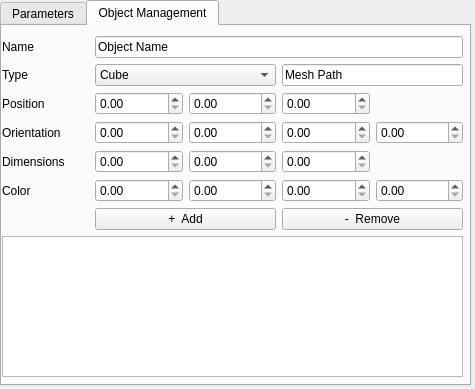
Old version of the form resource/curobo_rviz_panel.ui in the repository Lab-CORO/curobo_rviz.
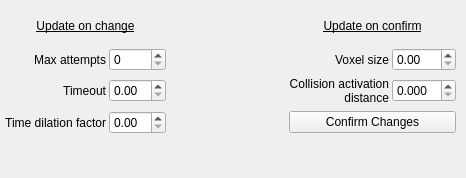
New version of the form.

Diff of the .ui file:
```diff
--- a/resource/curobo_rviz_panel.ui
+++ b/resource/curobo_rviz_panel.ui
@@ -6,29 +6,13 @@
    <rect>
     <x>0</x>
     <y>0</y>
-    <width>475</width>
-    <height>389</height>
+    <width>466</width>
+    <height>178</height>
    </rect>
   </property>
   <property name="windowTitle">
    <string>Form</string>
   </property>
-  <widget class="QTabWidget" name="tabWidget">
-   <property name="geometry">
-    <rect>
-     <x>0</x>
-     <y>0</y>
-     <width>471</width>
-     <height>386</height>
-    </rect>
-   </property>
-   <property name="currentIndex">
-    <number>1</number>
-   </property>
-   <widget class="QWidget" name="tab_2">
-    <attribute name="title">
-     <string>Parameters</string>
-    </attribute>
     <widget class="QWidget" name="gridLayoutWidget">
      <property name="geometry">
       <rect>
@@ -259,7 +243,6 @@
          </font>
         </property>
         <property name="text">
-         <string/>
         </property>
         <property name="wordWrap">
          <bool>true</bool>
@@ -267,172 +250,6 @@
        </widget>
       </item>
      </layout>
-    </widget>
-   </widget>
-   <widget class="QWidget" name="tab">
-    <attribute name="title">
-     <string>Object Management</string>
-    </attribute>
-    <widget class="QWidget" name="layoutWidget">
-     <property name="geometry">
-      <rect>
-       <x>0</x>
-       <y>10</y>
-       <width>461</width>
-       <height>341</height>
-      </rect>
-     </property>
-     <layout class="QGridLayout" name="gridLayout_2">
-      <item row="0" column="0">
-       <widget class="QLabel" name="labelName">
-        <property name="text">
-         <string>Name</string>
-        </property>
-       </widget>
-      </item>
-      <item row="0" column="1" colspan="4">
-       <widget class="QLineEdit" name="lineEditName">
-        <property name="text">
-         <string>Object Name</string>
-        </property>
-       </widget>
-      </item>
-      <item row="1" column="0">
-       <widget class="QLabel" name="labelType">
-        <property name="text">
-         <string>Type</string>
-        </property>
-       </widget>
-      </item>
-      <item row="1" column="1" colspan="2">
-       <widget class="QComboBox" name="comboBoxObjects">
-        <item>
-         <property name="text">
-          <string>Cube</string>
-         </property>
-        </item>
-        <item>
-         <property name="text">
-          <string>Sphere</string>
-         </property>
-        </item>
-        <item>
-         <property name="text">
-          <string>Capsule</string>
-         </property>
-        </item>
-        <item>
-         <property name="text">
-          <string>Cylinder</string>
-         </property>
-        </item>
-        <item>
-         <property name="text">
-          <string>Mesh</string>
-         </property>
-        </item>
-       </widget>
-      </item>
-      <item row="1" column="3" colspan="2">
-       <widget class="QLineEdit" name="lineEditMeshPath">
-        <property name="text">
-         <string>Mesh Path</string>
-        </property>
-        <property name="readOnly">
-         <bool>false</bool>
-        </property>
-       </widget>
-      </item>
-      <item row="2" column="0">
-       <widget class="QLabel" name="labelPosition">
-        <property name="text">
-         <string>Position</string>
-        </property>
-       </widget>
-      </item>
-      <item row="2" column="1">
-       <widget class="QDoubleSpinBox" name="doubleSpinBoxPositionX"/>
-      </item>
-      <item row="2" column="2">
-       <widget class="QDoubleSpinBox" name="doubleSpinBoxPositionY"/>
-      </item>
-      <item row="2" column="3">
-       <widget class="QDoubleSpinBox" name="doubleSpinBoxPositionZ"/>
-      </item>
-      <item row="3" column="0">
-       <widget class="QLabel" name="labelOrientation">
-        <property name="text">
-         <string>Orientation</string>
-        </property>
-       </widget>
-      </item>
-      <item row="3" column="1">
-       <widget class="QDoubleSpinBox" name="doubleSpinBoxOrientationX"/>
-      </item>
-      <item row="3" column="2">
-       <widget class="QDoubleSpinBox" name="doubleSpinBoxOrientationY"/>
-      </item>
-      <item row="3" column="3">
-       <widget class="QDoubleSpinBox" name="doubleSpinBoxOrientationZ"/>
-      </item>
-      <item row="3" column="4">
-       <widget class="QDoubleSpinBox" name="doubleSpinBoxOrientationW"/>
-      </item>
-      <item row="4" column="0">
-       <widget class="QLabel" name="labelDimensions">
-        <property name="text">
-         <string>Dimensions</string>
-        </property>
-       </widget>
-      </item>
-      <item row="4" column="1">
-       <widget class="QDoubleSpinBox" name="doubleSpinBoxDimensionX"/>
-      </item>
-      <item row="4" column="2">
-       <widget class="QDoubleSpinBox" name="doubleSpinBoxDimensionY"/>
-      </item>
-      <item row="4" column="3">
-       <widget class="QDoubleSpinBox" name="doubleSpinBoxDimensionZ"/>
-      </item>
-      <item row="5" column="0">
-       <widget class="QLabel" name="labelColor">
-        <property name="text">
-         <string>Color</string>
-        </property>
-       </widget>
-      </item>
-      <item row="5" column="1">
-       <widget class="QDoubleSpinBox" name="doubleSpinBoxColorR"/>
-      </item>
-      <item row="5" column="2">
-       <widget class="QDoubleSpinBox" name="doubleSpinBoxColorG"/>
-      </item>
-      <item row="5" column="3">
-       <widget class="QDoubleSpinBox" name="doubleSpinBoxColorB"/>
-      </item>
-      <item row="5" column="4">
-       <widget class="QDoubleSpinBox" name="doubleSpinBoxColorA"/>
-      </item>
-      <item row="6" column="1" colspan="2">
-       <widget class="QPushButton" name="pushButtonAdd">
-        <property name="text">
-         <string>+  Add</string>
-        </property>
-       </widget>
-      </item>
-      <item row="6" column="3" colspan="2">
-       <widget class="QPushButton" name="pushButtonRemove">
-        <property name="text">
-         <string>-  Remove</string>
-        </property>
-       </widget>
-      </item>
-      <item row="7" column="0" colspan="5">
-       <widget class="QListWidget" name="listWidgetObjects"/>
-      </item>
-     </layout>
-    </widget>
-   </widget>
   </widget>
  </widget>
  <resources/>
```
Left out of the diff: 2 changed lines with no effect on the pictures. Lines whose indentation alone changed are shown as unchanged.
